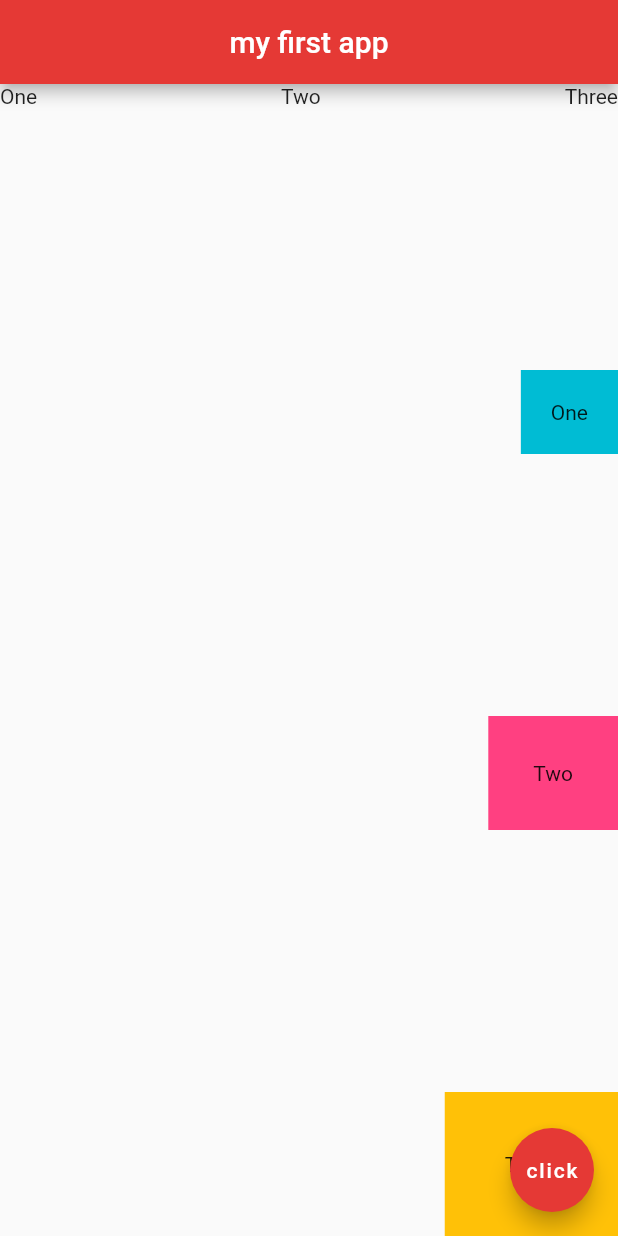
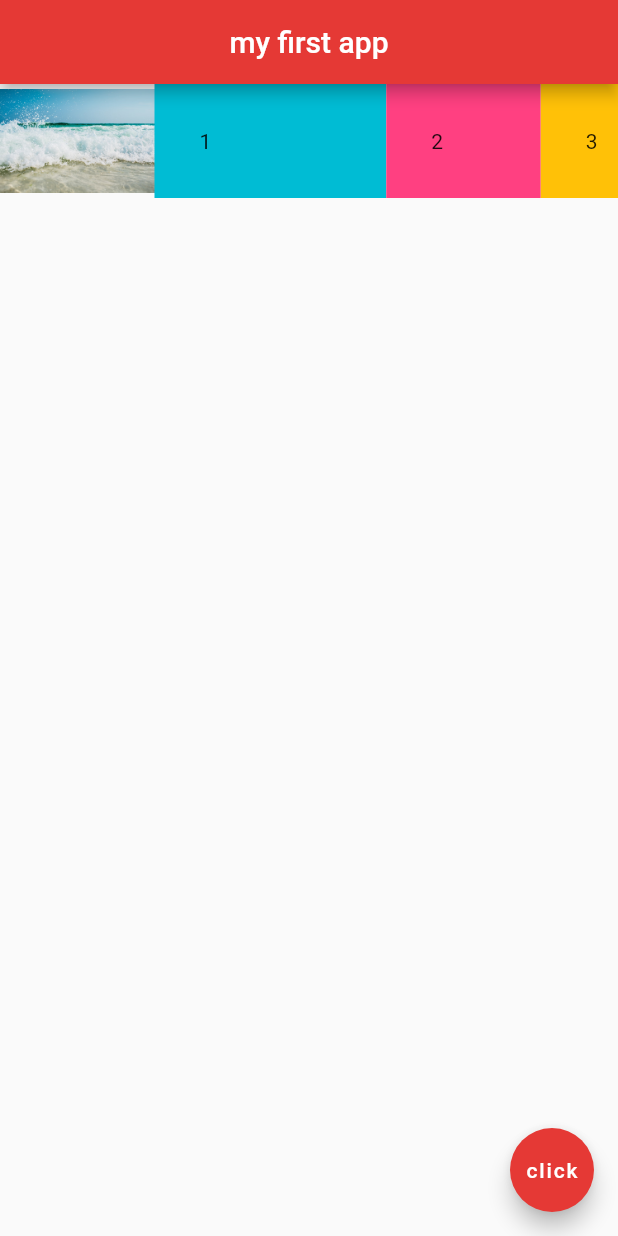
Before and after one commit to alfatta/learn_flutter, a Flutter app: the screen it shows after launch, on a phone screen of 412 x 824 dp. Run offline on Flutter 3.47's test engine with Material 2 defaults, Android fonts, the phone set to English and light mode, and no system bars.

Commit message:
layout : expanded widget

```diff
--- a/lib/main.dart
+++ b/lib/main.dart
@@ -11,33 +11,35 @@ class Home extends StatelessWidget {
         centerTitle: true,
         backgroundColor: Colors.red[600],
       ),
-      body: Column(
-        mainAxisAlignment: MainAxisAlignment.spaceBetween,
-        crossAxisAlignment: CrossAxisAlignment.end,
+      body: Row(
         children: <Widget>[
-          Row(
-            mainAxisAlignment: MainAxisAlignment.spaceBetween,
-            crossAxisAlignment: CrossAxisAlignment.center,
-            children: <Widget>[
-              Text('One'),
-              Text('Two'),
-              Text('Three'),
-            ],
+          Expanded(
+            flex: 2,
+            child: Image.asset('assets/image1.jpeg'),
           ),
-          Container(
-            padding: EdgeInsets.all(20.0),
-            color: Colors.cyan,
-            child: Text('One'),
+          Expanded(
+            flex: 3,
+            child: Container(
+              padding: EdgeInsets.all(30.0),
+              color: Colors.cyan,
+              child: Text('1'),
+            ),
           ),
-          Container(
-            padding: EdgeInsets.all(30.0),
-            color: Colors.pinkAccent,
-            child: Text('Two'),
+          Expanded(
+            flex: 2,
+            child: Container(
+              padding: EdgeInsets.all(30.0),
+              color: Colors.pinkAccent,
+              child: Text('2'),
+            ),
           ),
-          Container(
-            padding: EdgeInsets.all(40.0),
-            color: Colors.amber,
-            child: Text('Three'),
+          Expanded(
+            flex: 1,
+            child: Container(
+              padding: EdgeInsets.all(30.0),
+              color: Colors.amber,
+              child: Text('3'),
+            ),
           ),
         ],
       ),
```
Also changed, not shown: current-result.png.
